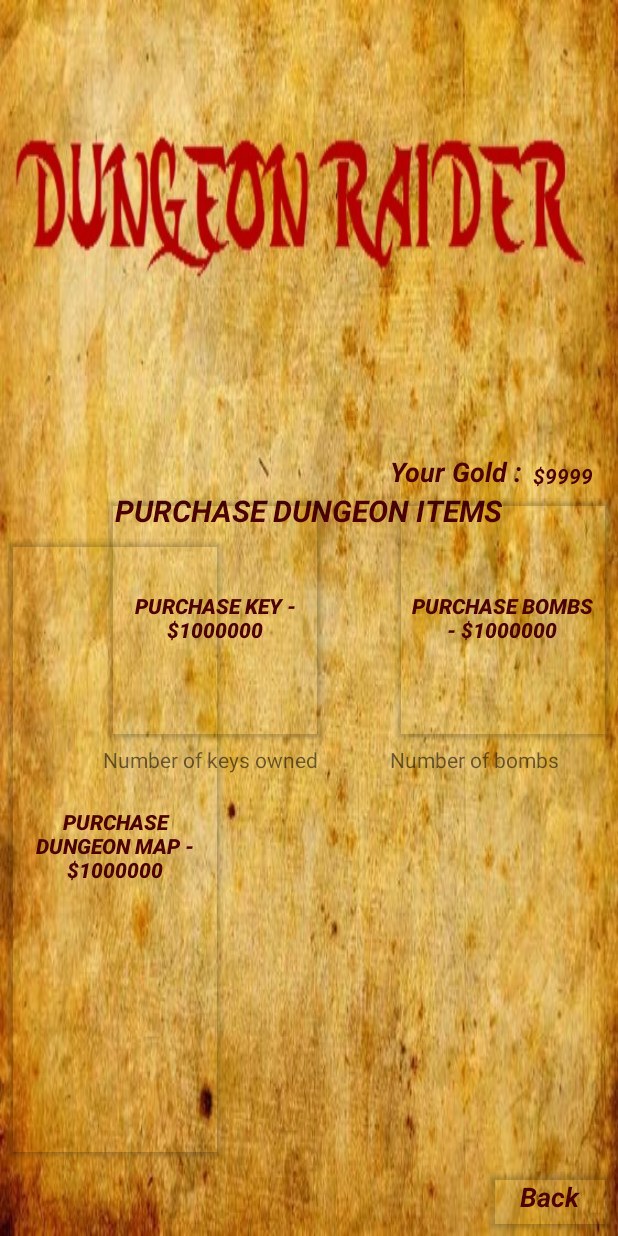
After one commit to ajinkya-dhamnaskar/dungeon-raider, an Android app: the layout purchase_dungeon_items.xml on its own in the app's theme, with its tools: preview values and no code run, on a phone screen of 412 x 824 dp. The commit adds this screen. Run offline under Robolectric (Android 15) with nearby library versions, the phone set to English and light mode, and no system bars.

Commit message:
help xml mainactivity close.jpg help.jpg purchase_dungeon_items xml modules xml

```diff
--- /dev/null
+++ b/app/src/main/res/layout/purchase_dungeon_items.xml
@@ -0,0 +1,125 @@
+<?xml version="1.0" encoding="utf-8"?>
+<RelativeLayout xmlns:android="http://schemas.android.com/apk/res/android"
+    xmlns:tools="http://schemas.android.com/tools"
+    android:layout_width="match_parent"
+    android:layout_height="match_parent"
+    android:paddingLeft="2dp"
+    android:paddingRight="2dp"
+    android:paddingTop="2dp"
+    android:paddingBottom="2dp"
+    android:background="@drawable/back">
+
+    <TextView
+        android:layout_width="wrap_content"
+        android:layout_height="wrap_content"
+        android:textAppearance="?android:attr/textAppearanceLarge"
+        android:text="PURCHASE DUNGEON ITEMS"
+        android:id="@+id/textview_store"
+        android:textSize="20dp"
+        android:textColor="#4C0000"
+        android:textStyle="bold|italic"
+        android:layout_below="@+id/textView_gold"
+        android:layout_centerHorizontal="true" />
+
+    <TextView
+        android:layout_width="wrap_content"
+        android:layout_height="wrap_content"
+        android:textAppearance="?android:attr/textAppearanceMedium"
+        android:text="Your Gold :"
+        android:textColor="#4C0000"
+        android:textStyle="bold|italic"
+        android:id="@+id/textView_gold"
+        android:layout_above="@+id/btn_buy_bombs"
+        android:layout_alignLeft="@+id/btn_buy_bombs"
+        android:layout_alignStart="@+id/btn_buy_bombs" />
+
+    <Button
+        android:layout_width="wrap_content"
+        android:layout_height="wrap_content"
+        android:text="Back"
+        android:textAppearance="?android:attr/textAppearanceMedium"
+        android:backgroundTint="@android:color/transparent"
+        android:textColor="#4C0000"
+        android:textStyle="bold|italic"
+        android:id="@+id/btn_backstore"
+        android:layout_alignParentBottom="true"
+        android:layout_alignParentRight="true"
+        android:layout_alignParentEnd="true" />
+
+    <Button
+
+        android:text="Purchase Dungeon Map - $1000000"
+        android:id="@+id/btn_buy_dungeon_map"
+        android:layout_width="150dp"
+        android:textColor="#4C0000"
+        android:textStyle="bold|italic"
+        android:backgroundTint="@android:color/transparent"
+        android:layout_height="120dp"
+        android:layout_below="@+id/textview_store"
+        android:layout_alignParentLeft="true"
+        android:layout_alignParentStart="true"
+        android:layout_alignBottom="@+id/textViewKeysOwned" />
+
+    <Button
+        android:id="@+id/btn_buy_bombs"
+        android:layout_width="150dp"
+        android:layout_height="170dp"
+        android:backgroundTint="@android:color/transparent"
+        android:textColor="#4C0000"
+        android:textStyle="bold|italic"
+        android:layout_centerVertical="true"
+        android:layout_alignRight="@+id/btn_backstore"
+        android:layout_alignEnd="@+id/btn_backstore"
+        android:text="Purchase Bombs - $1000000" />
+
+    <Button
+        android:text="Purchase key - $1000000"
+        android:id="@+id/btn_buy_key"
+        android:layout_width="150dp"
+        android:layout_height="170dp"
+        android:textColor="#4C0000"
+        android:textStyle="bold|italic"
+        android:backgroundTint="@android:color/transparent"
+        android:layout_below="@+id/textView_gold"
+        android:layout_toLeftOf="@+id/textView_gold"
+        android:layout_toStartOf="@+id/textView_gold"
+        android:layout_marginRight="41dp"
+        android:layout_marginEnd="41dp" />
+
+    <TextView
+        android:layout_width="wrap_content"
+        android:layout_height="wrap_content"
+        android:textAppearance="?android:attr/textAppearanceSmall"
+        android:text="  $9999"
+        android:textColor="#4C0000"
+        android:textStyle="bold|italic"
+        android:id="@+id/textView_goldvalue"
+        android:layout_above="@+id/textview_store"
+        android:layout_toRightOf="@+id/textView_gold"
+        android:layout_toEndOf="@+id/textView_gold" />
+
+    <TextView
+        android:layout_width="wrap_content"
+        android:layout_height="wrap_content"
+        android:text="Number of keys owned"
+        android:id="@+id/textViewKeysOwned"
+        android:layout_below="@+id/btn_buy_key"
+        android:layout_alignLeft="@+id/btn_buy_key"
+        android:layout_alignStart="@+id/btn_buy_key"
+        android:layout_alignRight="@+id/btn_buy_key"
+        android:layout_alignEnd="@+id/btn_buy_key"
+        android:layout_above="@+id/btn_backstore" />
+
+    <TextView
+        android:layout_width="wrap_content"
+        android:layout_height="wrap_content"
+        android:text="Number of bombs"
+        android:id="@+id/textViewBombsOwned"
+        android:layout_below="@+id/btn_buy_bombs"
+        android:layout_alignLeft="@+id/btn_buy_bombs"
+        android:layout_alignStart="@+id/btn_buy_bombs"
+        android:layout_alignRight="@+id/btn_buy_bombs"
+        android:layout_alignEnd="@+id/btn_buy_bombs"
+        android:layout_alignBottom="@+id/textViewKeysOwned" />
+
+</RelativeLayout>
```
Also changed, not shown: app/src/main/java/com/group2/dungeonraider/controller/Help.java (added, +60 -0 lines), app/src/main/java/com/group2/dungeonraider/controller/MainActivity.java (+10 -13 lines), app/src/main/res/layout/help.xml (added, +79 -0 lines), app/src/main/res/drawable/close.jpg (added), app/src/main/res/drawable/help.jpg (added).
